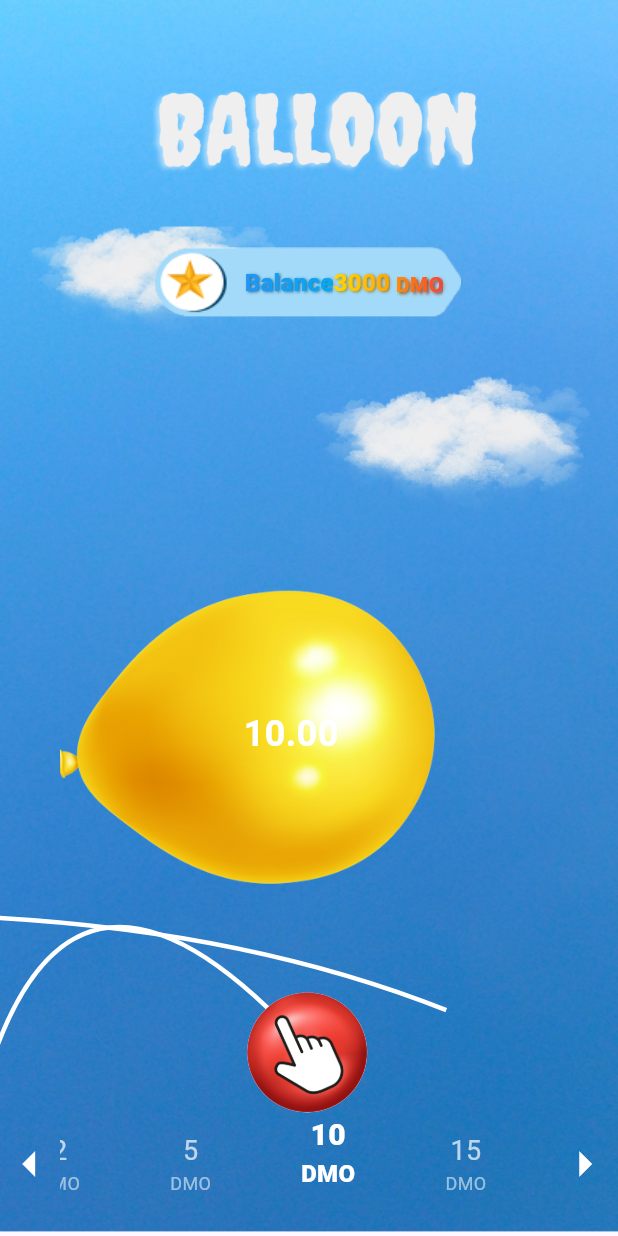
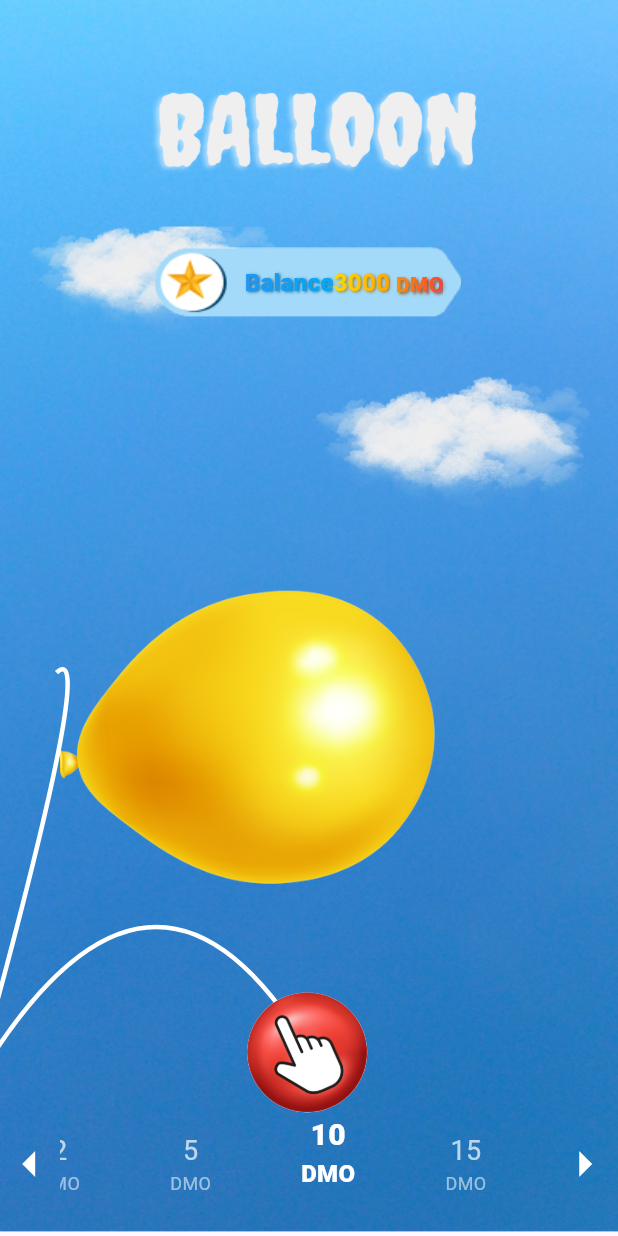
Before and after one commit to SuryavanshiAman/balloon, a Flutter app: the screen it shows after launch, after a tap on "10", on a phone screen of 412 x 824 dp. Run offline on Flutter 3.47's test engine with Material 3 defaults, Android fonts, the phone set to English and light mode, and no system bars; our stand-ins replace lottie; project files that could hold a hidden picture were left out.

Commit message:
7 commit

```diff
--- a/lib/game_controller.dart
+++ b/lib/game_controller.dart
@@ -150,10 +150,10 @@ class CurvedPipePainter extends CustomPainter {
 //     return true; // Always repaint for animation
 //   }
 // }
-
+///
 class CurvedPipeTail extends CustomPainter {
   final double animationValue;
-  final Offset startPoint;
+  final Offset startPoint; // Starting position of the pipe
 
   CurvedPipeTail(this.animationValue, this.startPoint);
 
@@ -166,11 +166,14 @@ class CurvedPipeTail extends CustomPainter {
 
     // Define a path for the curved pipe
     Path path = Path();
-    // Modify control point to move the curve forward as animation progresses
-    double controlPointX = startPoint.dx + size.width * (0.5 - animationValue * 0.4);  // Adjust for forward movement
-    double controlPointY = size.height/2;
-    path.moveTo(-3, startPoint.dy);
-    path.quadraticBezierTo(controlPointX, controlPointY, size.width,  size.height); // Draw the curve
+    double controlPointX = size.width * (0.5 * animationValue*0.4);
+    double controlPointY = size.height; // Adjusts height dynamically
+    double endPointY = size.width;
+
+    // Start point dynamically set based on the container
+    // path.moveTo(-3, size.height);
+    path.moveTo(37, startPoint.dy);
+    path.quadraticBezierTo(2+ controlPointX, controlPointY, size.width, endPointY);
 
     // Draw the path
     canvas.drawPath(path, paint);
@@ -181,6 +184,7 @@ class CurvedPipeTail extends CustomPainter {
     return true; // Always repaint for animation
   }
 }
+
 
 class TailPainter extends CustomPainter {
   final double tailHeight;
--- a/lib/view/game_screen.dart
+++ b/lib/view/game_screen.dart
@@ -19,8 +19,8 @@ class _BalloonScreenState extends State<BalloonScreen>
   late Animation<double> _flyAnimation;
   late AnimationController _pipeController;
   late Animation<double> _pipeAnimation;
-  late AnimationController _tailController;
-  late Animation<double> _tailAnimation;
+  // late AnimationController _tailController;
+  // late Animation<double> _tailAnimation;
   final Random _random = Random();
   Timer? _timer;
   @override
@@ -31,7 +31,7 @@ class _BalloonScreenState extends State<BalloonScreen>
       gameController.setBurstThreshold(
           gameController.balloonSize + _random.nextDouble() * 100.0);
     });
-    _tailController = AnimationController(vsync: this, duration: Duration(seconds: 1));
+    // _tailController = AnimationController(vsync: this, duration: Duration(seconds: 1));
     // Setup animation controller for smooth flying
     _controller = AnimationController(
       vsync: this,
@@ -59,12 +59,12 @@ class _BalloonScreenState extends State<BalloonScreen>
     // Define the animation with a curve
     _pipeAnimation = CurvedAnimation(
       parent: _pipeController,
-      curve: Curves.easeInOut,
+      curve: Curves.easeInBack,
     );
-    _tailAnimation = Tween<double>(
-      begin: 0.0,
-      end: gameController.balloonSize * 0.5, // Tail size grows with balloon
-    ).animate(CurvedAnimation(parent: _tailController, curve: Curves.easeOut));
+    // _tailAnimation = Tween<double>(
+    //   begin: 0.0,
+    //   end: gameController.balloonSize * 0.5, // Tail size grows with balloon
+    // ).animate(CurvedAnimation(parent: _tailController, curve: Curves.easeIn));
 
   }
   void _startPipeAnimation() {
@@ -109,11 +109,11 @@ class _BalloonScreenState extends State<BalloonScreen>
             double.parse(gameController.amount[gameController.selectedIndex]));
       }
     }
-    _tailAnimation = Tween<double>(
-      begin: 0.0,
-      end: gameController.balloonSize * 0.5, // Tail size grows with balloon
-    ).animate(CurvedAnimation(parent: _tailController, curve: Curves.easeOut));
-    _tailController.forward();
+    // _tailAnimation = Tween<double>(
+    //   begin: 0.0,
+    //   end: gameController.balloonSize * 0.5, // Tail size grows with balloon
+    // ).animate(CurvedAnimation(parent: _tailController, curve: Curves.easeOut));
+    // _tailController.forward();
   }
 
   void _startFlying(GameController gameController) {
@@ -302,16 +302,22 @@ class _BalloonScreenState extends State<BalloonScreen>
                     ),
                   )
                 :
-
-
             Positioned(
               bottom: _flyAnimation.value,
               left: 40,
-              child: Stack(
-                clipBehavior: Clip.none,
-                children: [
-                  AnimatedContainer(
-                    duration: Duration(milliseconds: 300),
+              child: LayoutBuilder(
+                builder: (context, constraints) {
+                  WidgetsBinding.instance.addPostFrameCallback((_) {
+                    RenderBox box = _containerKey.currentContext!.findRenderObject() as RenderBox;
+                    Offset position = box.localToGlobal(Offset.zero);
+
+                    setState(() {
+                      _startPosition = position;
+                    });
+                  });
+
+                  return Container(
+                    key: _containerKey,
                     width: gameController.winGif == true
                         ? width * 1
                         : gameController.balloonSize,
@@ -327,25 +333,54 @@ class _BalloonScreenState extends State<BalloonScreen>
                             : Assets.imagesBalloon),
                       ),
                     ),
-                    child: Center(
-                      child: Padding(
-                        padding: const EdgeInsets.only(left: 58.0, bottom: 20),
-                        child: Text(
-                          gameController.blast == true || gameController.isFlying
-                              ? ""
-                              : gameController.multipliedValue.toStringAsFixed(2),
-                          style: TextStyle(
-                            fontSize: 24,
-                            fontWeight: FontWeight.bold,
-                            color: Colors.white,
-                          ),
-                        ),
-                      ),
-                    ),
-                  ),
-                ],
+                  );
+                },
               ),
             ),
+
+
+            // Positioned(
+            //   bottom: _flyAnimation.value,
+            //   left: 40,
+            //   child: Stack(
+            //     clipBehavior: Clip.none,
+            //     children: [
+            //       AnimatedContainer(
+            //         duration: Duration(milliseconds: 300),
+            //         width: gameController.winGif == true
+            //             ? width * 1
+            //             : gameController.balloonSize,
+            //         height: gameController.winGif == true
+            //             ? height * 0.35
+            //             : gameController.balloonSize,
+            //         decoration: BoxDecoration(
+            //           image: DecorationImage(
+            //             image: AssetImage(gameController.blast == true
+            //                 ? Assets.imagesBlasat
+            //                 : gameController.isFlying
+            //                 ? Assets.imagesFlyingBallon
+            //                 : Assets.imagesBalloon),
+            //           ),
+            //         ),
+            //         child: Center(
+            //           child: Padding(
+            //             padding: const EdgeInsets.only(left: 58.0, bottom: 20),
+            //             child: Text(
+            //               gameController.blast == true || gameController.isFlying
+            //                   ? ""
+            //                   : gameController.multipliedValue.toStringAsFixed(2),
+            //               style: TextStyle(
+            //                 fontSize: 24,
+            //                 fontWeight: FontWeight.bold,
+            //                 color: Colors.white,
+            //               ),
+            //             ),
+            //           ),
+            //         ),
+            //       ),
+            //     ],
+            //   ),
+            // ),
 
             gameController.winGif == true
                 ? Positioned(
@@ -462,8 +497,8 @@ class _BalloonScreenState extends State<BalloonScreen>
                   )
                 : Container(),
             Positioned(
-              top: height * 0.58 , // Moves upwards based on the animation
-              left: 1,
+              top: height * 0.55 , // Moves upwards based on the animation
+              left: -3,
               child: AnimatedBuilder(
                 animation: _pipeAnimation,
                 builder: (context, child) {
@@ -471,9 +506,10 @@ class _BalloonScreenState extends State<BalloonScreen>
                     angle: 2.3,
                     child: CustomPaint(
                       painter: CurvedPipeTail(_pipeAnimation.value,_startPosition),
-                      child: SizedBox(
-                        width: width * 0.5,
-                        height: height *0.4, // Increase the height as the animation value increases
+                      child: Container(
+                        // color: Colors.red,
+                        width: width * 0.6,
+                        height: height *0.45, // Increase the height as the animation value increases
                       ),
                     ),
                   );
```
